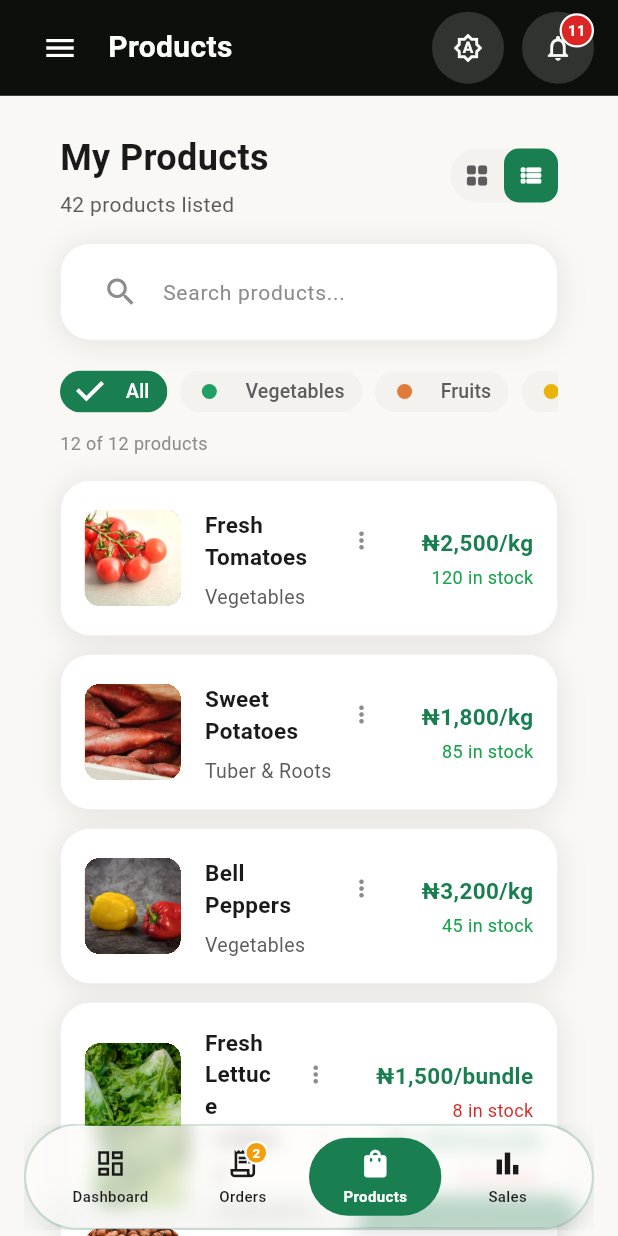
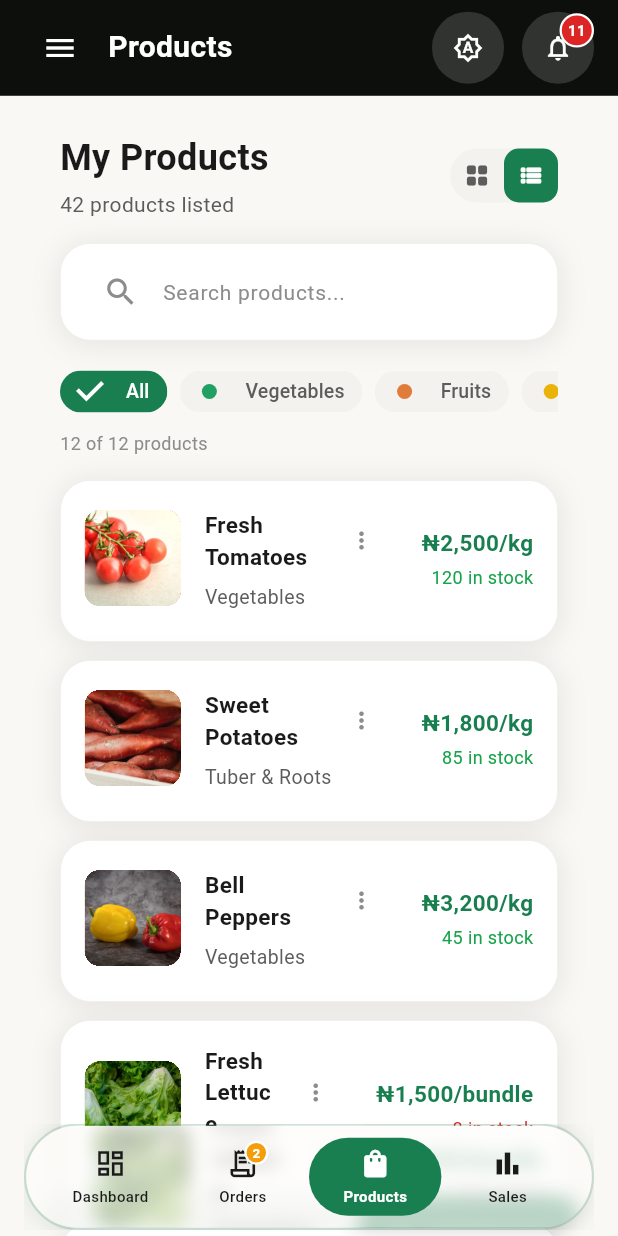
Before and after one commit to Delian21/growbox-vendor, a Flutter app: the ProductsScreen screen opened by its route, after a tap on the "view list" icon, on a phone screen of 412 x 824 dp. Run offline on Flutter 3.47's test engine with Material 3 defaults, Android fonts, the phone set to English and light mode, and no system bars; our stand-ins replace fl_chart, flutter_staggered_animations, go_router, image_picker, shared_preferences; accounts and stored records are empty.

Commit message:
Give product card info sections more bottom padding in both grid and list views so text breathes instead of hugging the card edge
🤖 Generated with Codebuff
Co-Authored-By: Codebuff <noreply@codebuff.com>

```diff
--- a/lib/features/products/products_screen.dart
+++ b/lib/features/products/products_screen.dart
@@ -390,7 +390,7 @@ class _ProductsScreenState extends State<ProductsScreen> {
             ),
           ),
           Expanded(flex: 2, child: Padding(
-            padding: const EdgeInsets.fromLTRB(AppDimensions.md, AppDimensions.sm, AppDimensions.md, AppDimensions.sm),
+            padding: const EdgeInsets.fromLTRB(AppDimensions.md, AppDimensions.sm + 2, AppDimensions.md, AppDimensions.lg + 4),
             child: Column(
               crossAxisAlignment: CrossAxisAlignment.start,
               children: [
@@ -450,7 +450,12 @@ class _ProductsScreenState extends State<ProductsScreen> {
         child: Padding(
           padding: const EdgeInsets.only(bottom: AppDimensions.md),
           child: GrowboxCard(
-            padding: const EdgeInsets.all(AppDimensions.lg),
+            padding: const EdgeInsets.fromLTRB(
+              AppDimensions.lg,
+              AppDimensions.lg,
+              AppDimensions.lg,
+              AppDimensions.lg + 4,
+            ),
             child: Row(
               children: [
                 SizedBox(width: 64, height: 64, child: _buildProductImage(imageUrl: p.imageUrl, gradientColors: p.gradientColors, icon: p.icon, isDark: isDark, iconSize: 28, borderRadius: BorderRadius.circular(AppDimensions.radiusMd))),
```
